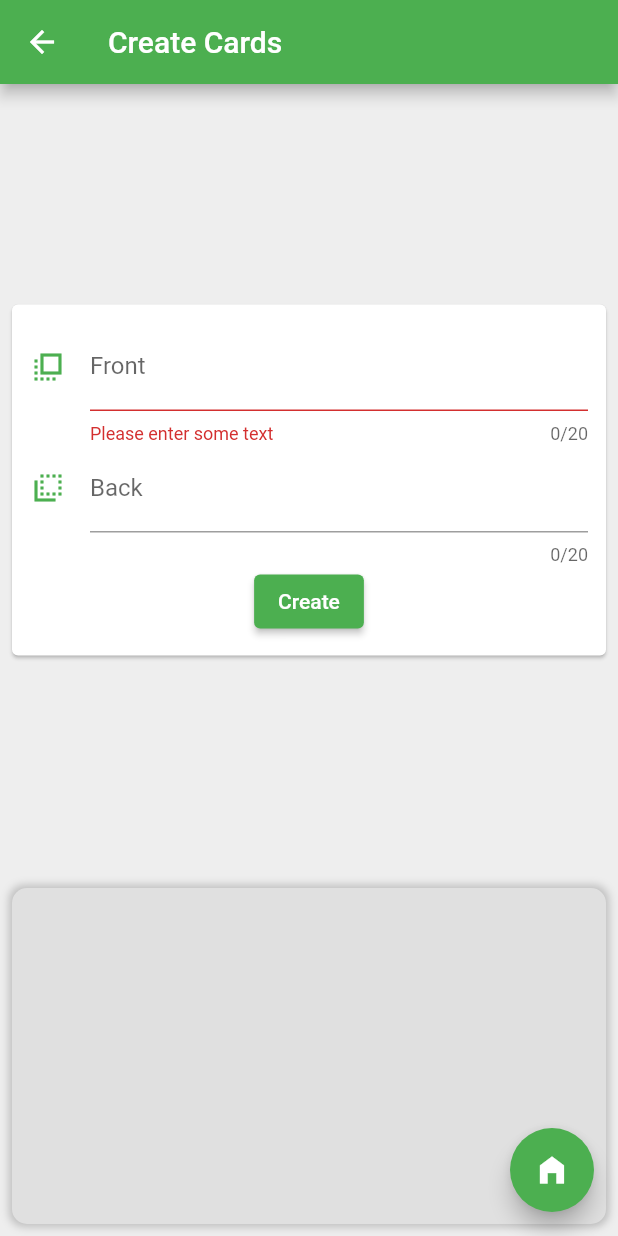
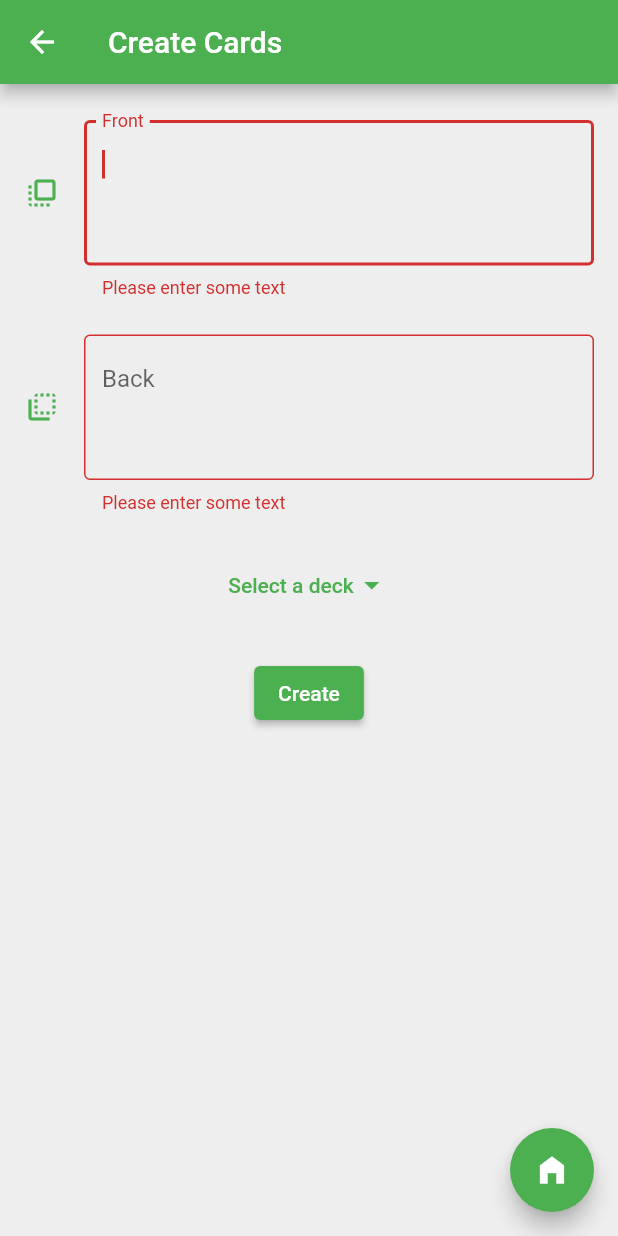
Before and after one commit to z33p/one-study-mobile, a Flutter app: the CreateCardScreen screen opened directly, after a tap on "Create", on a phone screen of 412 x 824 dp. Run offline on Flutter 3.47's test engine with Material 2 defaults, Android fonts, the phone set to English and light mode, and no system bars; our stand-ins replace flutter_speed_dial, sqflite; accounts and stored records are empty.

Commit message:
style: create card screen better ui/ux

```diff
--- a/lib/my_app.dart
+++ b/lib/my_app.dart
@@ -1,17 +1,17 @@
 import 'package:flutter/material.dart';
-import 'package:one_study/screens/home/home_state.dart';
+import 'package:one_study/screens/home/home_screen_state.dart';
 
 import 'screens/home/home_screen.dart';
 import 'screens/shared/custom_providers/state_provider.dart';
 
 class MyApp extends StatelessWidget {
   final homekey = GlobalKey();
-  final state = HomeState();
+  final state = HomeScreenState();
 
   // This widget is the root of your application.
   @override
   Widget build(BuildContext context) {
-    return StateProvider<HomeState>(
+    return StateProvider<HomeScreenState>(
       state: state,
       child: MaterialApp(
         title: 'One Study Mobile',
--- a/lib/screens/create_card/create_card_screen.dart
+++ b/lib/screens/create_card/create_card_screen.dart
@@ -1,9 +1,10 @@
 import "package:flutter/material.dart";
 import 'package:one_study/screens/create_card/create_card_state.dart';
-import 'package:one_study/screens/home/home_state.dart';
+import 'package:one_study/screens/home/home_screen_state.dart';
 import 'package:one_study/screens/shared/custom_providers/state_provider.dart';
 
-import 'widget/select_decks/select_decks.dart';
+import 'widget/field_card_side.dart';
+import 'widget/select_decks.dart';
 
 class CreateCardScreen extends StatelessWidget {
   final state = new CreateCardsState();
@@ -14,14 +15,14 @@ class CreateCardScreen extends StatelessWidget {
 
   @override
   Widget build(BuildContext context) {
-    final homeState = StateProvider.of<HomeState>(context).state;
+    final homeState = StateProvider.of<HomeScreenState>(context).state;
 
     return Scaffold(
       appBar: AppBar(
         title: Text("Create Cards"),
       ),
       floatingActionButton: FloatingActionButton(
-        child: Icon(Icons.home_filled),
+        child: const Icon(Icons.home_filled),
         onPressed: () {
           homeState.changeScreenBottomNavigation(
             ListHomeScreens.PLAY_FLASHCARDS.index,
@@ -33,60 +34,36 @@ class CreateCardScreen extends StatelessWidget {
       body: StateProvider<CreateCardsState>(
         state: state,
         onInitState: initState,
+        alwaysDispose: false,
+        child: SingleChildScrollView(
           child: Container(
+            height: getRealAppHeight(context),
             color: Colors.grey[200],
+            padding: const EdgeInsets.symmetric(
+              vertical: 24.0,
+              horizontal: 16.0,
+            ),
             child: Form(
               key: state.formKey,
+              child: Center(
                 child: Column(
+                  // mainAxisAlignment: MainAxisAlignment.spaceEvenly,
                   children: [
-                Expanded(
-                  flex: 11,
-                  child: Padding(
-                    padding: const EdgeInsets.symmetric(
-                      vertical: 8.0,
-                      horizontal: 4.0,
+                    FieldCardSide(
+                      controller: state.inputFrontTextController,
+                      labelText: "Front",
+                      icon: Icons.flip_to_front_outlined,
+                      autoFocus: true,
                     ),
-                    child: Column(
-                      mainAxisAlignment: MainAxisAlignment.spaceAround,
-                      children: [
-                        Card(
-                          child: Padding(
-                            padding: const EdgeInsets.all(12.0),
-                            child: Column(
-                              mainAxisAlignment: MainAxisAlignment.spaceEvenly,
-                              children: [
-                                TextFormField(
-                                  maxLength: 20,
-                                  controller: state.inputFrontTextController,
-                                  validator: (value) {
-                                    if (value == null || value.isEmpty) {
-                                      return 'Please enter some text';
-                                    }
-                                    return null;
-                                  },
-                                  decoration: InputDecoration(
-                                    icon: Icon(
-                                      Icons.flip_to_front_sharp,
-                                      color: Theme.of(context).primaryColor,
+                    FieldCardSide(
+                      controller: state.inputBackTextController,
+                      labelText: "Back",
+                      icon: Icons.flip_to_back_outlined,
                     ),
-                                    labelText: "Front",
-                                  ),
-                                ),
-                                TextFormField(
-                                  maxLength: 20,
-                                  controller: state.inputBackTextController,
-                                  decoration: InputDecoration(
-                                    icon: Icon(
-                                      Icons.flip_to_back_sharp,
-                                      color: Theme.of(context).primaryColor,
-                                    ),
-                                    labelText: "Back",
-                                  ),
-                                ),
+                    SelectDecks(state: state),
                     Center(
                       child: ElevatedButton(
-                                    onPressed: () =>
-                                        state.submitCard(context),
+                        onPressed: () => state.submitCard(context),
                         child: Text("Create"),
                       ),
                     ),
@@ -94,19 +71,15 @@ class CreateCardScreen extends StatelessWidget {
                 ),
               ),
             ),
-                      ],
-                    ),
-                  ),
-                ),
-                Expanded(
-                  flex: 5,
-                  child: SelectDecks(),
-                ),
-              ],
-            ),
           ),
         ),
       ),
     );
   }
+
+  static double getRealAppHeight(BuildContext context) {
+    return MediaQuery.of(context).size.height -
+        MediaQuery.of(context).padding.vertical -
+        AppBar().preferredSize.height;
   }
+}
--- a/lib/screens/create_card/create_card_state.dart
+++ b/lib/screens/create_card/create_card_state.dart
@@ -16,7 +16,7 @@ class CreateCardsState extends MyState {
 
   final ValueNotifier<List<Deck>> decks = ValueNotifier(<Deck>[]);
 
-  List<ValueNotifier<int?>> decksSelectedList = <ValueNotifier<int?>>[];
+  ValueNotifier<Deck?> deckSelected = ValueNotifier<Deck?>(null);
 
   final pageViewController = PageController(initialPage: 0);
 
@@ -35,12 +35,12 @@ class CreateCardsState extends MyState {
       back: inputBackTextController.text,
     );
 
-    var deckSelectedIdList = decksSelectedList
-        .where((deckIdValueNotifier) => deckIdValueNotifier.value != null)
-        .map((deckIdValueNotifier) => deckIdValueNotifier.value!)
-        .toList();
+    assert(deckSelected.value != null);
 
-    await _cardService.create(card, attachDeckIdList: deckSelectedIdList);
+    await _cardService.create(
+      card,
+      attachDeckIdList: <int>[deckSelected.value!.deckId!],
+    );
 
     ScaffoldMessenger.of(context).showSnackBar(
       SnackBar(
--- /dev/null
+++ b/lib/screens/create_card/widget/field_card_side.dart
@@ -0,0 +1,45 @@
+import 'package:flutter/material.dart';
+
+class FieldCardSide extends StatelessWidget {
+  const FieldCardSide({
+    Key? key,
+    required this.controller,
+    required this.labelText,
+    required this.icon,
+    this.autoFocus = false,
+  }) : super(key: key);
+
+  final TextEditingController controller;
+  final String labelText;
+  final IconData icon;
+  final bool autoFocus;
+
+  @override
+  Widget build(BuildContext context) {
+    return Padding(
+      padding: const EdgeInsets.only(bottom: 24.0),
+      child: TextFormField(
+        minLines: 3,
+        maxLines: 5,
+        controller: controller,
+        autofocus: autoFocus,
+        validator: (value) {
+          if (value == null || value.isEmpty) {
+            return 'Please enter some text';
+          }
+          return null;
+        },
+        decoration: InputDecoration(
+            icon: Icon(
+              icon,
+              color: Theme.of(context).primaryColor,
+            ),
+            labelText: labelText,
+            alignLabelWithHint: true,
+            border: OutlineInputBorder(
+              borderSide: BorderSide(width: 1.0),
+            )),
+      ),
+    );
+  }
+}
--- /dev/null
+++ b/lib/screens/create_card/widget/select_decks.dart
@@ -0,0 +1,69 @@
+import 'package:flutter/material.dart';
+import 'package:one_study/models/deck.dart';
+import 'package:one_study/screens/create_card/create_card_state.dart';
+
+class SelectDecks extends StatelessWidget {
+  const SelectDecks({Key? key, required this.state}) : super(key: key);
+
+  final CreateCardsState state;
+
+  @override
+  Widget build(BuildContext context) {
+    return Padding(
+      padding: const EdgeInsets.only(bottom: 24.0),
+      child: Row(
+        mainAxisAlignment: MainAxisAlignment.spaceAround,
+        children: [
+          Center(
+            child: TextButton(
+              onPressed: () {
+                showDialog(
+                  context: context,
+                  builder: (context) => SimpleDialog(
+                    title: Padding(
+                      padding: const EdgeInsets.only(bottom: 8.0),
+                      child: Text("Decks"),
+                    ),
+                    children: [
+                      ValueListenableBuilder<List<Deck>>(
+                        valueListenable: state.decks,
+                        builder: (context, decks, _) => Column(
+                          children: decks
+                              .map(
+                                (deck) => ListTile(
+                                  title: Text(deck.title),
+                                  subtitle: Text(deck.description),
+                                  onTap: () {
+                                    state.deckSelected.value = deck;
+                                    Navigator.of(context).pop();
+                                  },
+                                ),
+                              )
+                              .toList(),
+                        ),
+                      )
+                    ],
+                  ),
+                );
+              },
+              child: Row(
+                mainAxisAlignment: MainAxisAlignment.spaceAround,
+                children: [
+                  ValueListenableBuilder<Deck?>(
+                    valueListenable: state.deckSelected,
+                    builder: (context, deck, _) {
+                      if (deck == null) return Text("Select a deck");
+
+                      return Text(deck.title);
+                    },
+                  ),
+                  Icon(Icons.arrow_drop_down),
+                ],
+              ),
+            ),
+          ),
+        ],
+      ),
+    );
+  }
+}
--- a/lib/screens/create_card/widget/select_decks/select_decks.dart
+++ /dev/null
@@ -1,32 +0,0 @@
-import 'package:flutter/material.dart';
-
-import 'widgets/decks_panel.dart';
-
-class SelectDecks extends StatelessWidget {
-  @override
-  Widget build(BuildContext context) {
-    return Padding(
-      padding: EdgeInsets.all(8.0),
-      child: Container(
-        width: double.infinity,
-        child: DecksPanel(),
-        decoration: BoxDecoration(
-          borderRadius: BorderRadius.only(
-              topLeft: Radius.circular(10),
-              topRight: Radius.circular(10),
-              bottomLeft: Radius.circular(10),
-              bottomRight: Radius.circular(10)),
-          color: Colors.grey[300],
-          boxShadow: [
-            BoxShadow(
-              color: Colors.grey.withOpacity(0.6),
-              spreadRadius: 2,
-              blurRadius: 4,
-              offset: Offset(0, 0), // changes position of shadow
-            ),
-          ],
-        ),
-      ),
-    );
-  }
-}
--- a/lib/screens/create_card/widget/select_decks/widgets/deck_chip.dart
+++ /dev/null
@@ -1,42 +0,0 @@
-import 'package:flutter/material.dart';
-
-class DeckChip extends StatelessWidget {
-  final String label;
-  final int value;
-  final ValueNotifier<int?> deckSelected;
-
-  DeckChip({
-    required this.label,
-    required this.value,
-    required this.deckSelected,
-  });
-
-  @override
-  Widget build(BuildContext context) {
-    return ValueListenableBuilder<int?>(
-      valueListenable: deckSelected,
-      builder: (BuildContext context, deckSelectedValue, _) {
-        return ActionChip(
-          elevation: 3,
-          avatar: value == deckSelectedValue
-              ? Icon(
-                  Icons.check,
-                  color: Colors.white,
-                )
-              : null,
-          backgroundColor: Colors.green,
-          label: Text(
-            label,
-            style: TextStyle(
-              color: Colors.white,
-              fontWeight: FontWeight.bold,
-            ),
-          ),
-          onPressed: () => deckSelected.value == null
-              ? deckSelected.value = value
-              : deckSelected.value = null,
-        );
-      },
-    );
-  }
-}
--- a/lib/screens/create_card/widget/select_decks/widgets/decks_panel.dart
+++ /dev/null
@@ -1,71 +0,0 @@
-import 'package:flutter/material.dart';
-import 'package:one_study/models/deck.dart';
-import 'package:one_study/screens/create_card/create_card_state.dart';
-import 'package:one_study/screens/shared/custom_providers/state_provider.dart';
-
-import 'deck_chip.dart';
-
-class DecksPanel extends StatelessWidget {
-  @override
-  Widget build(BuildContext context) {
-    final state = StateProvider.of<CreateCardsState>(context).state;
-
-    const pageSize = 6;
-
-    return Padding(
-      padding: const EdgeInsets.symmetric(horizontal: 6.0),
-      child: ValueListenableBuilder<List<Deck>>(
-        valueListenable: state.decks,
-        builder: (BuildContext context, decks, _) {
-          var decksPages = generateDecksPages(decks, pageSize);
-          state.decksSelectedList = List<ValueNotifier<int?>>.generate(
-            decks.length,
-            (index) => ValueNotifier(null),
-          );
-
-          return PageView(
-            controller: state.pageViewController,
-            children: decksPages
-                .asMap()
-                .entries
-                .map(
-                  (pageMapEntry) => Wrap(
-                    spacing: 32.0,
-                      children:
-                        pageMapEntry.value.asMap().entries.map((deckMapEntry) {
-                      var deck = deckMapEntry.value;
-
-                      var index =
-                          (deckMapEntry.key + 1) * (pageMapEntry.key + 1) - 1;
-
-                      return DeckChip(
-                        label: deck.title,
-                        value: deck.deckId!,
-                          deckSelected: state.decksSelectedList[index],
-                      );
-                    }).toList(),
-                  ),
-                )
-                .toList(),
-          );
-        },
-      ),
-    );
-  }
-
-  List<List<Deck>> generateDecksPages(List<Deck> decks, int pageSize) {
-    List<List<Deck>> decksPages = [];
-
-    var start = 0;
-    while (start < decks.length) {
-      var end = start + pageSize;
-
-      if (end > decks.length) end = decks.length;
-
-      decksPages.add(decks.getRange(start, end).toList());
-      start = end;
-    }
-
-    return decksPages;
-  }
-}
--- a/lib/screens/home/home_screen.dart
+++ b/lib/screens/home/home_screen.dart
@@ -1,5 +1,5 @@
 import 'package:flutter/material.dart';
-import 'package:one_study/screens/home/home_state.dart';
+import 'package:one_study/screens/home/home_screen_state.dart';
 import 'package:one_study/screens/home/widgets/speed_dial_floating_button.dart';
 import 'package:one_study/screens/shared/custom_providers/state_provider.dart';
 
@@ -15,7 +15,7 @@ class HomeScreen extends StatefulWidget {
 class _HomeScreenState extends State<HomeScreen> {
   @override
   Widget build(BuildContext context) {
-    final state = StateProvider.of<HomeState>(context).state;
+    final state = StateProvider.of<HomeScreenState>(context).state;
 
     return Scaffold(
       appBar: AppBar(
--- /dev/null
+++ b/lib/screens/home/home_screen_state.dart
@@ -0,0 +1,68 @@
+import 'package:flutter/material.dart';
+import 'package:one_study/models/deck.dart';
+import 'package:one_study/screens/list_flashcards/list_flashcards.dart';
+import 'package:one_study/screens/play_flashcards/play_flashcards.dart';
+import 'package:one_study/screens/settings.dart';
+import 'package:one_study/screens/shared/custom_providers/state_provider.dart';
+import 'package:one_study/services/deck_service.dart';
+
+enum ListHomeScreens { LIST_FLASHCARDS, PLAY_FLASHCARDS, SETTTING_SCREEN }
+
+class HomeScreenState extends MyState {
+  @override
+  HomeScreenState createInstance() => HomeScreenState();
+
+  HomeScreenState() {
+    selectedScreen = ValueNotifier(listScreens[currentIndex.value]);
+  }
+
+  // Services
+  final _deckService = DeckService();
+
+  ValueNotifier<int> currentIndex =
+      ValueNotifier(ListHomeScreens.PLAY_FLASHCARDS.index);
+
+  List<Widget> listScreens = [
+    ListFlashCards(),
+    PlayFlashCards(),
+    SettingsScreen()
+  ];
+
+  late ValueNotifier<Widget> selectedScreen;
+
+  ValueNotifier<bool> isVisibleFloatingButton = ValueNotifier(false);
+  ValueNotifier<bool> isDialOpen = ValueNotifier(false);
+
+  changeScreenBottomNavigation(int index) {
+    currentIndex.value = index;
+
+    selectedScreen.value = listScreens[index];
+
+    isVisibleFloatingButton.value = (index == 1);
+    isDialOpen.value = false;
+  }
+
+  final inputDeckTitleController = TextEditingController();
+
+  Future submitDeck(BuildContext context) async {
+    // if (!formKey.currentState!.validate()) return;
+
+    var deck = Deck.make(
+      title: inputDeckTitleController.text,
+      description: "",
+    );
+
+    await _deckService.create(deck);
+
+    Navigator.of(context).pop();
+
+    ScaffoldMessenger.of(context).showSnackBar(
+      SnackBar(
+        content: Text("Deck created"),
+        duration: Duration(milliseconds: 2500),
+      ),
+    );
+
+    inputDeckTitleController.clear();
+  }
+}
--- a/lib/screens/home/home_state.dart
+++ /dev/null
@@ -1,39 +0,0 @@
-import 'package:flutter/material.dart';
-import 'package:one_study/screens/list_flashcards/list_flashcards.dart';
-import 'package:one_study/screens/play_flashcards/play_flashcards.dart';
-import 'package:one_study/screens/settings.dart';
-import 'package:one_study/screens/shared/custom_providers/state_provider.dart';
-
-enum ListHomeScreens { LIST_FLASHCARDS, PLAY_FLASHCARDS, SETTTING_SCREEN }
-
-class HomeState extends MyState {
-  ValueNotifier<int> currentIndex =
-      ValueNotifier(ListHomeScreens.PLAY_FLASHCARDS.index);
-
-  List<Widget> listScreens = [
-    ListFlashCards(),
-    PlayFlashCards(),
-    SettingsScreen()
-  ];
-
-  late ValueNotifier<Widget> selectedScreen;
-
-  ValueNotifier<bool> isVisibleFloatingButton = ValueNotifier(false);
-  ValueNotifier<bool> isDialOpen = ValueNotifier(false);
-
-  HomeState() {
-    selectedScreen = ValueNotifier(listScreens[currentIndex.value]);
-  }
-
-  @override
-  HomeState createInstance() => HomeState();
-
-  changeScreenBottomNavigation(int index) {
-    currentIndex.value = index;
-
-    selectedScreen.value = listScreens[index];
-
-    isVisibleFloatingButton.value = (index == 0);
-    isDialOpen.value = false;
-  }
-}
--- a/lib/screens/list_flashcards/list_flashcards.dart
+++ b/lib/screens/list_flashcards/list_flashcards.dart
@@ -13,7 +13,6 @@ class ListFlashCards extends StatelessWidget {
 
   @override
   Widget build(BuildContext context) {
-
     return StateProvider<ListFlashCardsState>(
       state: state,
       onInitState: initState,
```
Lines whose indentation alone changed are shown as unchanged.
